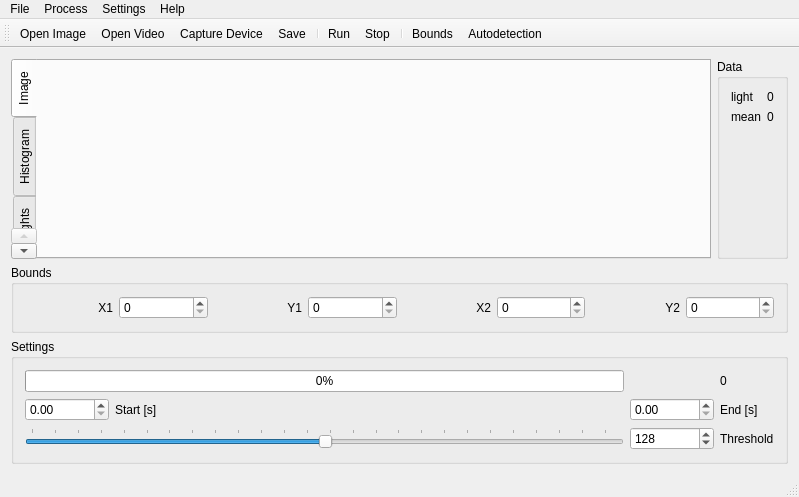
The window that mainwindow.ui (Abbath/R) describes before a commit, drawn with Qt 5.
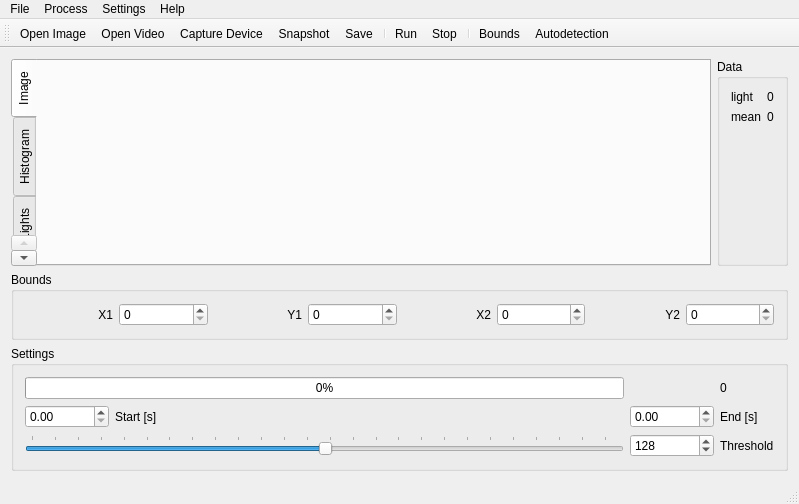
The same window after the commit. Icons and pictures are not drawn. Custom widgets are drawn as their Qt base class.

Commit message: Snapshots. Recording file chooser. Capture fix.

Diff of the .ui file:
```diff
--- a/mainwindow.ui
+++ b/mainwindow.ui
@@ -7,7 +7,7 @@
     <x>0</x>
     <y>0</y>
     <width>799</width>
-    <height>497</height>
+    <height>504</height>
    </rect>
   </property>
   <property name="sizePolicy">
@@ -383,6 +383,7 @@
    <addaction name="actionOpen"/>
    <addaction name="actionOpen_Video"/>
    <addaction name="actionCapture_Device"/>
+   <addaction name="actionSnapshot"/>
    <addaction name="actionSave"/>
    <addaction name="separator"/>
    <addaction name="actionRun"/>
@@ -550,6 +551,15 @@
     <string>Ctrl+C</string>
    </property>
   </action>
+  <action name="actionSnapshot">
+   <property name="icon">
+    <iconset resource="icons.qrc">
+     <normaloff>:/1421304420_camera.svg</normaloff>:/1421304420_camera.svg</iconset>
+   </property>
+   <property name="text">
+    <string>Snapshot</string>
+   </property>
+  </action>
  </widget>
  <layoutdefault spacing="6" margin="11"/>
  <customwidgets>
```
Left out of the diff: 16 changed lines with no effect on the pictures. The commit also changes 8 other files.
